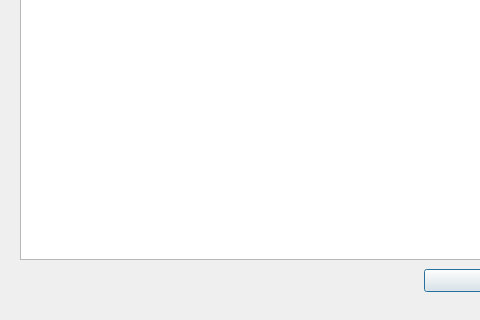
First picture: the form in ui/addnew.ui, repository JFLABO/hoteityou, before the edit; both pictures show x 0 to 480 and y 121 to 441 of the 610 by 441 pixel window.
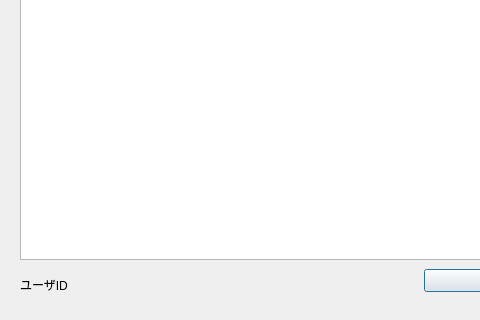
Second picture: the form after the edit.

```diff
--- a/ui/addnew.ui
+++ b/ui/addnew.ui
@@ -112,6 +112,19 @@
     <string>時間</string>
    </property>
   </widget>
+  <widget class="QLabel" name="label_3">
+   <property name="geometry">
+    <rect>
+     <x>20</x>
+     <y>400</y>
+     <width>50</width>
+     <height>12</height>
+    </rect>
+   </property>
+   <property name="text">
+    <string>ユーザID</string>
+   </property>
+  </widget>
  </widget>
  <resources/>
  <connections/>
```
